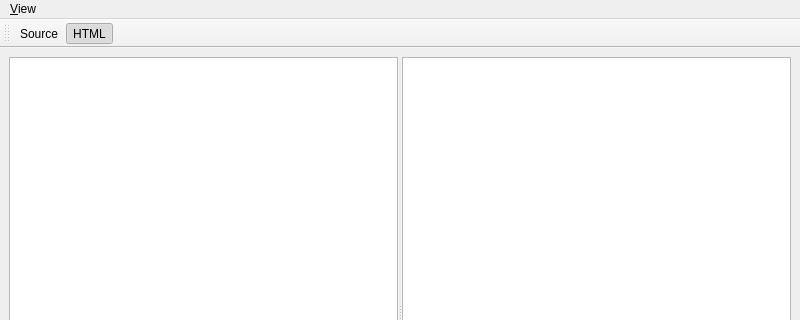
Before: the Qt Designer form QtMDEdit/mainwindow.ui in vivisuke/QtMDEdit, drawn with Qt 5; both pictures show x 0 to 800 and y 0 to 320 of the 800 by 600 pixel window.
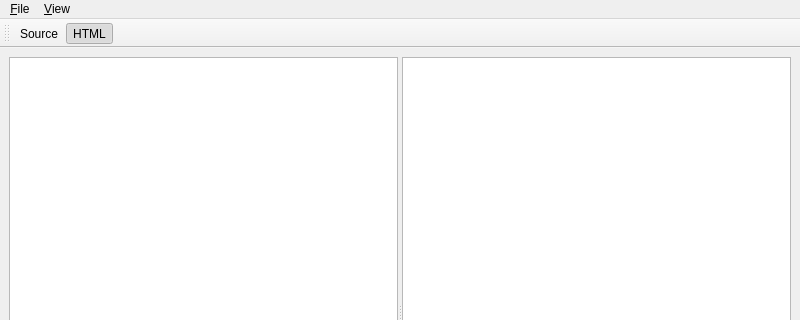
After: the same form once the commit is applied.

Diff of the .ui file:
```diff
--- a/QtMDEdit/mainwindow.ui
+++ b/QtMDEdit/mainwindow.ui
@@ -46,6 +46,13 @@
     <addaction name="action_Source"/>
     <addaction name="action_HTML"/>
    </widget>
+   <widget class="QMenu" name="menu_File">
+    <property name="title">
+     <string>&amp;File</string>
+    </property>
+    <addaction name="actione_Xit"/>
+   </widget>
+   <addaction name="menu_File"/>
    <addaction name="menu_View"/>
   </widget>
   <widget class="QStatusBar" name="statusbar"/>
```
Left out of the diff: 5 changed lines with no effect on the pictures.
